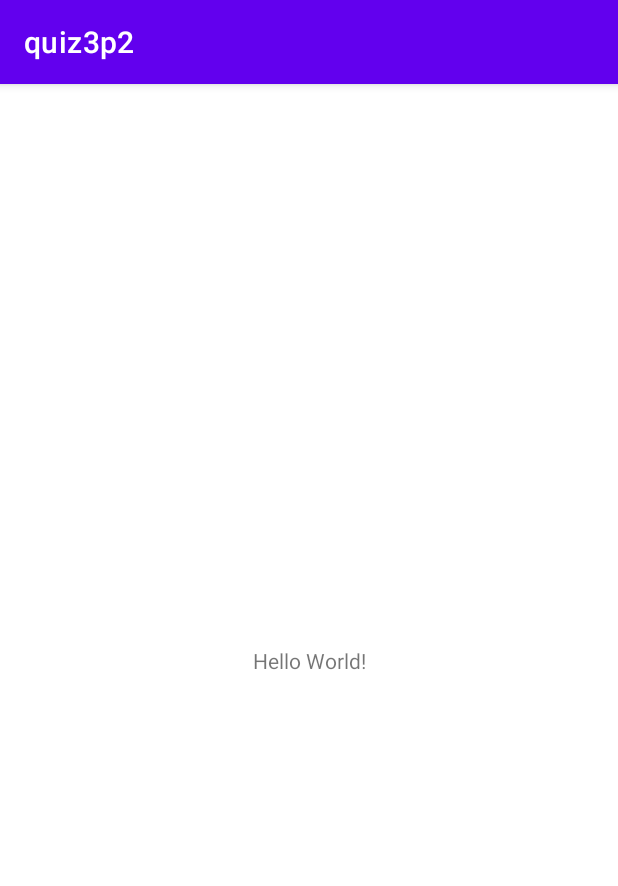
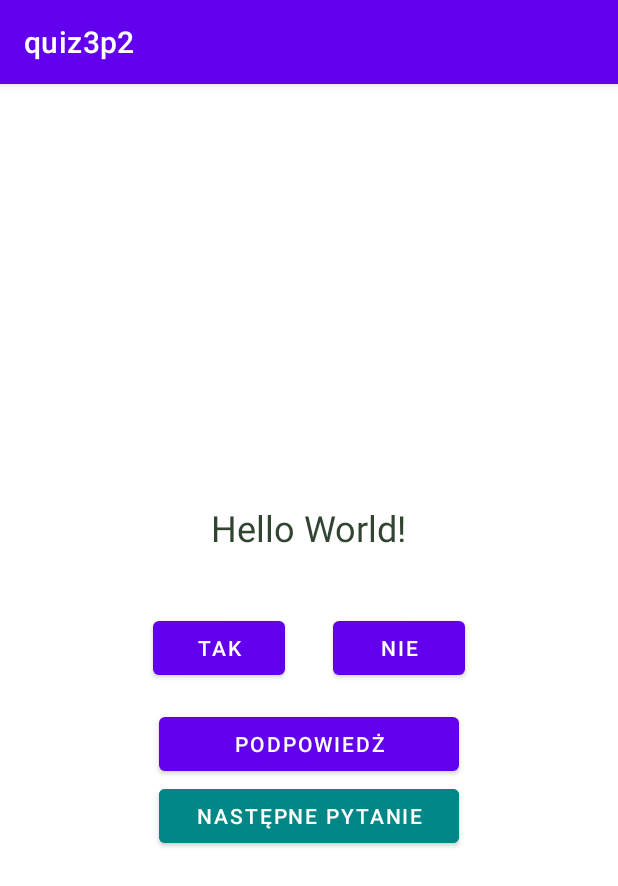
Before and after one commit to markup54/quiz3p2, an Android app: the screen it shows after launch (MainActivity), on a phone screen of 412 x 824 dp. Shown: the top 886 px of the screen. Run offline under Robolectric (Android 15) with nearby library versions, the phone set to English and light mode, and no system bars.

Commit message:
widok aplikacji

```diff
--- a/app/src/main/res/layout/activity_main.xml
+++ b/app/src/main/res/layout/activity_main.xml
@@ -1,18 +1,54 @@
 <?xml version="1.0" encoding="utf-8"?>
-<androidx.constraintlayout.widget.ConstraintLayout xmlns:android="http://schemas.android.com/apk/res/android"
+<LinearLayout xmlns:android="http://schemas.android.com/apk/res/android"
     xmlns:app="http://schemas.android.com/apk/res-auto"
     xmlns:tools="http://schemas.android.com/tools"
     android:layout_width="match_parent"
     android:layout_height="match_parent"
+    android:orientation="vertical"
+    android:gravity="center"
     tools:context=".MainActivity">
 
     <TextView
         android:layout_width="wrap_content"
         android:layout_height="wrap_content"
-        android:text="Hello World!"
-        app:layout_constraintBottom_toBottomOf="parent"
-        app:layout_constraintEnd_toEndOf="parent"
-        app:layout_constraintStart_toStartOf="parent"
-        app:layout_constraintTop_toTopOf="parent" />
+        android:textSize="24sp"
+        android:layout_margin="24sp"
+        android:textColor="#314331"
+        android:text="Hello World!" />
 
-</androidx.constraintlayout.widget.ConstraintLayout>
+    <LinearLayout
+        android:layout_width="match_parent"
+        android:layout_height="wrap_content"
+        android:gravity="center_horizontal"
+        android:orientation="horizontal">
+
+        <Button
+            android:id="@+id/button"
+            android:layout_width="wrap_content"
+            android:layout_height="wrap_content"
+            android:layout_margin="16dp"
+            android:text="Tak" />
+
+        <Button
+            android:id="@+id/button2"
+            android:layout_width="wrap_content"
+            android:layout_height="wrap_content"
+            android:layout_margin="16dp"
+            android:text="Nie" />
+    </LinearLayout>
+
+    <Button
+        android:id="@+id/button3"
+        android:layout_width="200dp"
+        android:layout_height="wrap_content"
+
+        android:text="Podpowiedż" />
+
+    <Button
+        android:id="@+id/button4"
+        android:layout_width="200dp"
+        android:layout_height="wrap_content"
+        android:backgroundTint="@color/teal_700"
+        android:text="Następne pytanie" />
+
+</LinearLayout>
```
